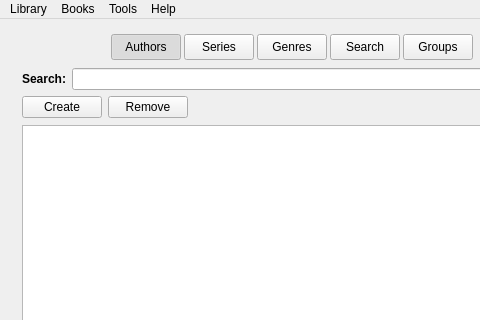
vpoluyaktov/freeLib, file freeLib/src/mainwindow.ui: the form before one commit; both pictures show x 0 to 480 and y 0 to 320 of the 1297 by 733 pixel window.
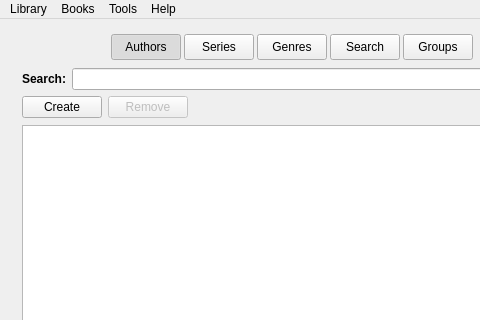
The form after the commit. Icons and pictures are not drawn.

Commit message: New (MainWindow): Установка доступности/недоступности кнопки удаления Группы, взависимости от выбора Группы. Если выбрана 1-я или 2-я 'неудаляемые' Группы, то кнопка удаления становится недоступной.

The edit to the form file:
```diff
--- a/freeLib/src/mainwindow.ui
+++ b/freeLib/src/mainwindow.ui
@@ -834,6 +834,9 @@
                   </item>
                   <item>
                    <widget class="QPushButton" name="btnGrouRemove">
+                    <property name="enabled">
+                     <bool>false</bool>
+                    </property>
                     <property name="text">
                      <string>Remove</string>
                     </property>
```
The commit also changes 2 other files.
